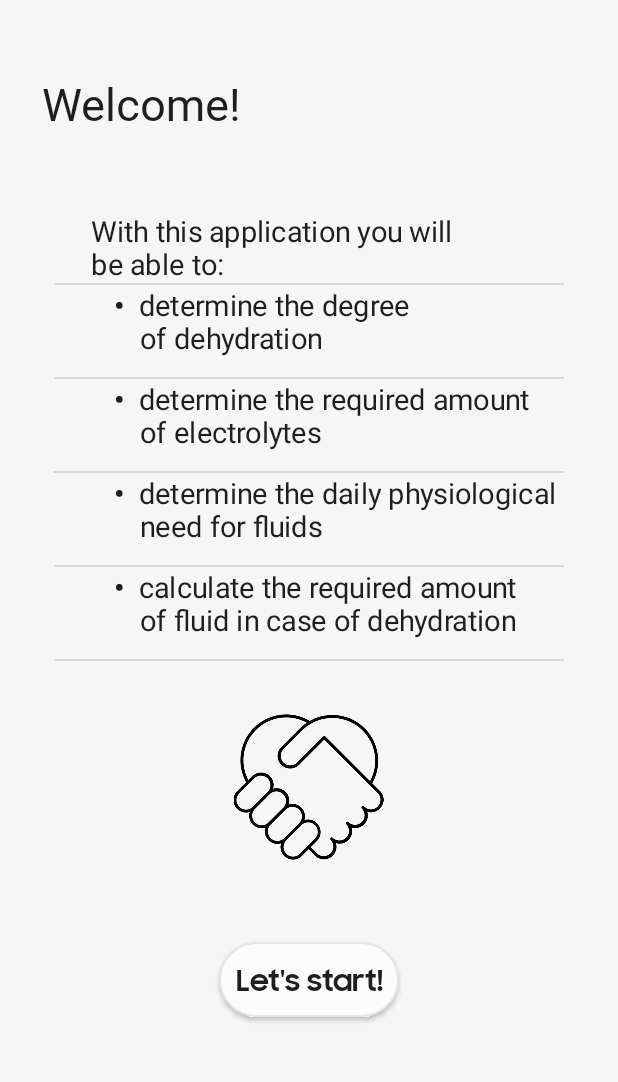
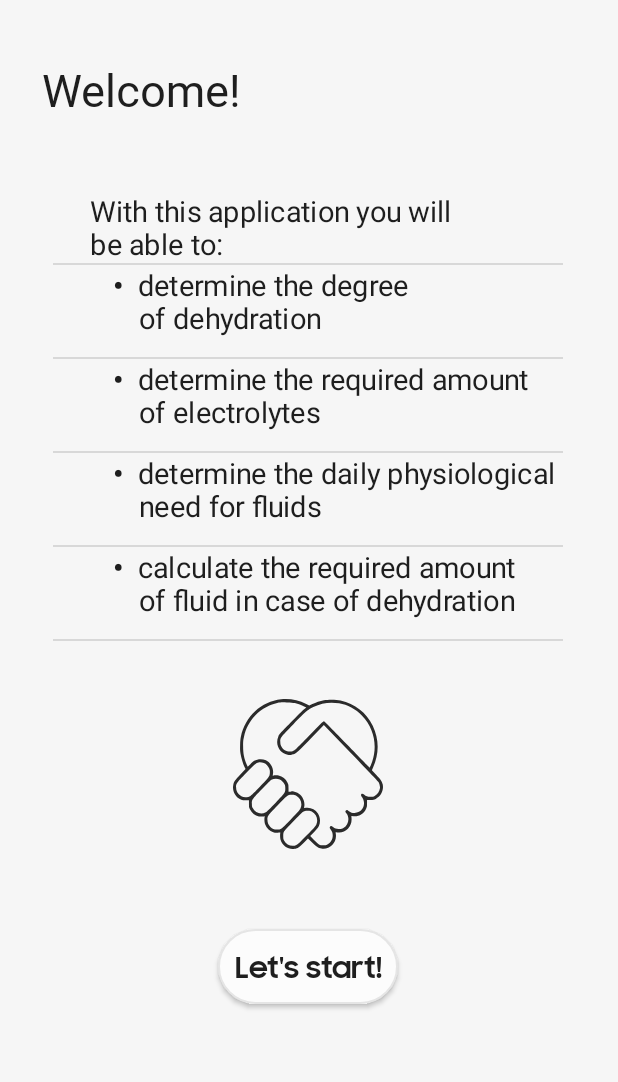
Before and after one commit to FentuS8/waterMate, an Android app: the screen it shows after launch (WelcomeScreen), on a phone screen of 412 x 824 dp, the part 103-1185 px from its top. Run offline under Robolectric (Android 15) with nearby library versions, the phone set to English and light mode, and no system bars.

Commit message:
есть welcome screen, а также работают фрагменты, внутри которых филлеры. свои кнопки

```diff
--- a/app/src/main/java/com/example/watermate/WelcomeScreen.kt
+++ b/app/src/main/java/com/example/watermate/WelcomeScreen.kt
@@ -13,7 +13,7 @@ class WelcomeScreen : AppCompatActivity() {
     override fun onCreate(savedInstanceState: Bundle?) {
         super.onCreate(savedInstanceState)
 
-        setContentView(R.layout.activity_main)
+        setContentView(R.layout.activity_welcome_screen)
 
         val abilitiesArray = resources.getStringArray(R.array.possibilities_list)
 
--- /dev/null
+++ b/app/src/main/res/drawable/ic_handshake.xml
@@ -0,0 +1,80 @@
+<?xml version="1.0" encoding="utf-8"?>
+<vector xmlns:android="http://schemas.android.com/apk/res/android"
+    android:width="100dp"
+    android:height="100dp"
+    android:viewportWidth="100"
+    android:viewportHeight="100">
+
+    <path
+        android:fillColor="#2B2B2B"
+        android:fillType="evenOdd"
+        android:pathData="M32.1274 0.162589C18.7975 1.59853 8.08762 11.5782 5.24193 25.2154C4.97551
+        26.4923 4.81729 28.2138 4.74522 30.6213C4.65478 33.6393 4.69951 34.5181 5.05344 36.6571C5.51617
+        39.4551 6.651 43.1838 7.67822 45.2812L8.35736 46.6681L4.90656 50.3013C1.3325 54.0643 0.661951
+        55.0318 0.203523 57.0864C-0.65532 60.9364 1.26511 64.9778 4.81085 66.7817C6.08652 67.4306 6.2332
+        67.4583 8.39135 67.4583H10.6417V69.7838C10.6417 72.0081 10.6698 72.1682 11.2882 73.4665C12.4783
+        75.9647 14.6402 77.6935 17.2786 78.2573C18.3631 78.4888 20.2241 78.4335 20.9437 78.1481C21.2125
+        78.0415 21.2267 78.137 21.0556 78.8986C20.7966 80.0509 20.9693 82.3709 21.3986 83.5051C22.3727
+        86.079 24.3527 88.0125 26.8019 88.7814C27.9137 89.1304 28.492 89.1911 29.9091 89.1076C31.5901
+        89.0085 31.6458 89.0191 31.5245 89.4144C31.2838 90.1977 31.3862 92.6966 31.7051 93.8239C32.8525
+        97.8798 37.1278 100.633 41.0999 99.8741C43.3045 99.453 44.1991 98.8521 47.202 95.7756L49.984
+        92.9251L52.5842 95.5319C55.5381 98.4936 56.7794 99.3038 58.9543 99.6892C64.4109 100.656 69.4267
+        95.5959 68.5471 90.0114C68.4489 89.3885 68.3913 88.8557 68.4186 88.8274C68.4462 88.7989 68.9722
+        88.8464 69.5876 88.9328C74.9245 89.681 79.4517 85.2222 79.0365 79.6264L78.921 78.069L80.4282
+        78.1883C84.0675 78.4767 87.1714 76.6201 88.7502 73.2109C89.3211 71.9778 89.3576 71.7594 89.3576
+        69.5777V67.2564H91.6039C93.7247 67.2564 93.9236 67.2205 95.1668 66.6119C98.7059 64.8795 100.662
+        60.7683 99.7958 56.8845C99.3528 54.8986 98.6379 53.8354 95.5594 50.5855L92.5784 47.4381L93.4333
+        45.5393C97.5345 36.4294 97.4396 26.6659 93.1637 17.804C88.9393 9.04849 81.2829 3.03346 71.6807
+        0.926175C68.9601 0.329113 63.3388 0.272192 60.6449 0.814352C58.0039 1.34581 55.2207 2.27814
+        52.9102 3.40546L50.84 4.4155L48.8353 3.37599C43.6196 0.671243 37.7989 -0.448401 32.1274
+        0.162589ZM41.2354 2.73371C43.4971 3.28152 45.6927 4.07559 47.4274 4.9732L48.8594 5.71438L47.4274
+        6.79669C46.6399 7.39213 42.5935 11.3839 38.4356 15.6674C31.5954 22.7143 30.8195 23.5806 30.2845
+        24.7691C27.8803 30.1108 30.824 36.0439 36.4058 37.1066C37.443 37.3042 38.0204 37.3066 39.0849
+        37.1179C41.8685 36.6246 42.0038 36.5109 51.7129 26.5143L60.5556 17.4098L78.5382 35.9748C88.4285
+        46.1859 96.7353 54.8826 96.9974 55.3015C97.6845 56.3993 98.1189 58.3275 97.9596 59.5727C97.6884
+        61.6893 96.3274 63.6745 94.4439 64.7001C93.5788 65.171 93.2344 65.2362 91.6039 65.2364C89.5807
+        65.237 88.706 64.9205 87.3487 63.6969C86.6731 63.0879 85.9801 62.9555 85.5879 63.3608C85.2027
+        63.7588 85.3185 64.6292 85.8221 65.1179C86.6301 65.9025 87.3198 67.7829 87.3306 69.2309C87.3427
+        70.8491 87.0837 71.8497 86.3381 73.0646C84.4546 76.1335 80.0877 76.9532 77.3045 74.7599C76.0808
+        73.7957 75.8372 73.7416 75.2855 74.312C74.7331 74.8826 74.7856 75.1337 75.7222 76.4031C77.9876
+        79.4728 76.9629 84.1363 73.6088 86.0229C72.7589 86.5009 72.2632 86.6264 70.9459 86.6979C69.071
+        86.7996 68.0742 86.4963 66.6859 85.401C65.7138 84.6342 65.3321 84.5628 64.811 85.0502C64.2877
+        85.5395 64.3648 85.9168 65.2315 87.1087C66.1653 88.393 66.4822 89.4232 66.4822 91.1753C66.4824
+        93.5643 65.0524 95.8924 62.9226 96.9713C61.9756 97.4509 61.5783 97.531 60.1566 97.5288C57.7966
+        97.5254 57.1259 97.1376 54.0038 93.9727L51.4646 91.3985L54.1142 88.6124C56.3149 86.2983 56.8585
+        85.6041 57.3224 84.5143C58.4361 81.898 58.1613 78.6398 56.6266 76.2649C54.8916 73.5799 52.05
+        72.2025 48.8207 72.4808L47.3309 72.6092L47.5296 71.4762C48.1304 68.0515 46.0617 64.0206 42.9318
+        62.5171C41.7458 61.9475 39.3806 61.4103 38.8355 61.587C38.6911 61.6338 38.2216 61.7224 37.7919
+        61.784L37.0106 61.8962V59.5259C37.0106 57.2507 36.9846 57.1011 36.364 55.7984C35.1739 53.3002
+        33.0121 51.5713 30.3736 51.0076C29.2892 50.7759 27.4281 50.8314 26.7083 51.1168C26.4435 51.2219
+        26.4245 51.1305 26.5734 50.4674C27.4105 46.7397 25.4147 42.614 21.9469 40.9037C19.5676 39.7304
+        16.4018 39.8697 14.1259 41.2481C13.6761 41.5206 12.5215 42.5084 11.5603 43.4436L9.81253
+        45.1437L9.12538 43.5847C7.36355 39.5861 6.74281 36.4082 6.75121 31.4286C6.75687 28.0705 6.81234
+        27.4506 7.30202 25.2723C8.56597 19.6493 10.8497 15.2569 14.6193 11.1984C17.0939 8.53398 19.2819
+        6.86451 22.3612 5.29091C25.0899 3.89655 27.0656 3.17031 29.4525 2.68426C31.8231 2.20164 31.9257
+        2.19498 35.8386 2.262C38.7105 2.31105 39.9309 2.41782 41.2354 2.73371ZM70.7041 2.89902C76.3244
+        3.8144 81.789 6.74723 86.0516 11.1362C93.9021 19.2191 96.4829 31.009 92.7694 41.8237C92.2313
+        43.3907 91.3441 45.4588 91.0847 45.7505C91.04 45.8009 84.2593 38.875 76.0164 30.3597C64.2838
+        18.2392 60.9252 14.8772 60.5488 14.8772C60.1753 14.8772 57.9752 17.0333 50.6878 24.5414C41.8857
+        33.61 41.238 34.2319 40.1772 34.6338C37.0254 35.8275 33.5674 34.3831 32.0819 31.252C31.6303
+        30.3003 31.5432 29.8555 31.5432 28.5019C31.5432 25.7404 31.5124 25.7818 40.2733 16.7835C48.6238
+        8.20699 49.6817 7.30029 53.5704 5.38658C59.0416 2.69435 64.5424 1.89564 70.7041 2.89902ZM20.6066
+        42.6628C21.9905 43.1491 23.623 44.8759 24.2043 46.4676C24.5566 47.4327 24.6287 47.9631 24.5607
+        49.0902C24.4074 51.6313 24.2289 51.882 17.908 58.4335C11.5103 65.0646 11.1579 65.3355 8.72223
+        65.4911C6.75062 65.617 5.35209 65.0521 3.88677 63.5378C2.54274 62.1489 2.04798 60.8524 2.07083
+        58.7789C2.09837 56.2742 2.33589 55.9407 8.92537 49.1504C14.7709 43.1269 15.2701 42.7034 16.9897
+        42.3084C17.9076 42.0975 19.4196 42.2456 20.6066 42.6628ZM31.1934 53.6292C32.3747 54.1675 33.6713
+        55.4589 34.3366 56.7604C34.7757 57.6191 34.8534 58.0256 34.8573 59.4853C34.8655 62.4707 34.9128
+        62.3996 28.4639 69.1043C24.7817 72.9328 22.4774 75.1727 21.8701 75.5142C18.6557 77.3221 14.842
+        76.0515 13.0489 72.5749C12.6666 71.8339 12.5961 71.3983 12.5965 69.7795C12.5971 66.9311 12.6385
+        66.8711 19.3676 59.9633C22.518 56.7291 25.3155 53.9656 25.584 53.8221C27.2513 52.9314 29.4929
+        52.8543 31.1934 53.6292ZM41.9618 64.3091C45.1644 66.0163 46.4811 69.8718 44.9536 73.069C44.4468
+        74.1297 43.4659 75.2344 38.5345 80.298C31.9405 87.0685 31.9784 87.0413 29.1976 87.0324C27.3346
+        87.0265 26.2614 86.5966 24.9192 85.3181C23.5699 84.0327 22.9653 82.5671 22.9643 80.5783C22.9632
+        77.8885 23.0325 77.7882 29.6464 70.9252C36.4603 63.8545 36.6953 63.6856 39.5498 63.7958C40.7014
+        63.8404 41.3358 63.9754 41.9618 64.3091ZM52.5094 75.007C55.7033 76.7097 57.0247 80.5813 55.4994
+        83.7681C54.9949 84.8222 53.9999 85.9466 49.1785 90.9125C44.3177 95.9189 43.2848 96.8871 42.317
+        97.3437C39.2921 98.7706 35.623 97.4271 34.0158 94.3039C33.5588 93.4156 33.4965 93.065 33.4963
+        91.3771C33.4959 89.7595 33.5672 89.3175 33.9529 88.5513C34.5395 87.3856 45.6777 75.7766 46.7768
+        75.1852C48.0189 74.5169 48.4382 74.4297 50.0973 74.4937C51.249 74.5383 51.8834 74.6733 52.5094 75.007Z" />
+</vector>
--- a/app/src/main/res/layout/activity_dehydration.xml
+++ b/app/src/main/res/layout/activity_dehydration.xml
@@ -1,5 +1,6 @@
 <?xml version="1.0" encoding="utf-8"?>
-<androidx.constraintlayout.widget.ConstraintLayout xmlns:android="http://schemas.android.com/apk/res/android"
+<androidx.constraintlayout.widget.ConstraintLayout
+    xmlns:android="http://schemas.android.com/apk/res/android"
     xmlns:app="http://schemas.android.com/apk/res-auto"
     xmlns:tools="http://schemas.android.com/tools"
     android:layout_width="match_parent"
--- a/app/src/main/res/layout/activity_main.xml
+++ b/app/src/main/res/layout/activity_welcome_screen.xml
@@ -28,11 +28,12 @@
         android:id="@+id/welcome"
         android:layout_width="wrap_content"
         android:layout_height="wrap_content"
+        android:layout_marginTop="100dp"
         android:fontFamily="@font/samsungone700"
         android:text="@string/welcome"
         android:textColor="@color/textBlack"
         android:textSize="30sp"
-        app:layout_constraintBottom_toBottomOf="parent"
+        app:layout_constraintBottom_toTopOf="@+id/possibilities"
         app:layout_constraintEnd_toEndOf="parent"
         app:layout_constraintHorizontal_bias="0.1"
         app:layout_constraintStart_toStartOf="parent"
@@ -45,23 +46,23 @@
         android:layout_height="300dp"
         app:layout_constraintBottom_toBottomOf="parent"
         app:layout_constraintEnd_toEndOf="parent"
-        app:layout_constraintHorizontal_bias="0.5"
+        app:layout_constraintHorizontal_bias="0.492"
         app:layout_constraintStart_toStartOf="parent"
-        app:layout_constraintTop_toTopOf="parent"
-        app:layout_constraintVertical_bias="0.4" />
+        app:layout_constraintTop_toBottomOf="@+id/title"
+        app:layout_constraintVertical_bias="0.28" />
 
     <ImageView
         android:id="@+id/handshake"
-        android:layout_width="110dp"
+        android:layout_width="100dp"
         android:layout_height="100dp"
         android:contentDescription="@string/handshake"
         app:layout_constraintBottom_toBottomOf="parent"
         app:layout_constraintEnd_toEndOf="parent"
         app:layout_constraintHorizontal_bias="0.498"
         app:layout_constraintStart_toStartOf="parent"
-        app:layout_constraintTop_toTopOf="parent"
-        app:layout_constraintVertical_bias="0.75"
-        app:srcCompat="@drawable/shakehands" />
+        app:layout_constraintTop_toBottomOf="@+id/possibilities"
+        app:layout_constraintVertical_bias="0.17"
+        app:srcCompat="@drawable/ic_handshake" />
 
     <androidx.appcompat.widget.AppCompatButton
         android:id="@+id/start"
@@ -75,8 +76,9 @@
         android:textSize="19sp"
         app:layout_constraintBottom_toBottomOf="parent"
         app:layout_constraintEnd_toEndOf="parent"
+        app:layout_constraintHorizontal_bias="0.498"
         app:layout_constraintStart_toStartOf="parent"
-        app:layout_constraintTop_toTopOf="parent"
-        app:layout_constraintVertical_bias="0.9" />
+        app:layout_constraintTop_toBottomOf="@+id/handshake"
+        app:layout_constraintVertical_bias="0.383" />
 
 </androidx.constraintlayout.widget.ConstraintLayout>
```
Also changed, not shown: app/src/main/res/drawable/ic_dashboard_black_24dp.xml (deleted, +0 -9 lines), app/src/main/res/drawable/ic_dehydratation.xml (added, +26 -0 lines), app/src/main/res/drawable/ic_dehydration_treatment.xml (added, +18 -0 lines), app/src/main/res/drawable/ic_electrolites.xml (added, +24 -0 lines), app/src/main/res/drawable/ic_home_black_24dp.xml (deleted, +0 -9 lines), app/src/main/res/drawable/ic_notifications_black_24dp.xml (deleted, +0 -9 lines), app/src/main/res/drawable/ic_water.xml (added, +32 -0 lines), app/src/main/res/menu/bottom_nav_menu.xml (+4 -4 lines), app/src/main/res/drawable/shakehands.png (deleted).
